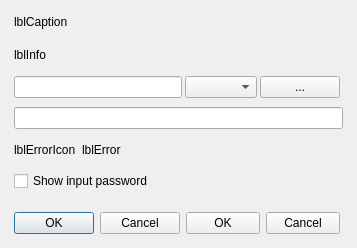
Above: src/plugins/gateways/addlegacyaccountdialog.ui from silvansky/Contacts before the change. Below: the same form after it.
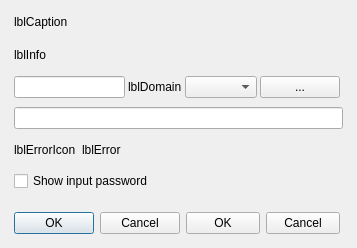
That is the form after the change.

Commit message: [#9874] Если у транспорта лишь один домен, он отображается в лэйбле.

```diff
--- a/src/plugins/gateways/addlegacyaccountdialog.ui
+++ b/src/plugins/gateways/addlegacyaccountdialog.ui
@@ -62,7 +62,7 @@
     </widget>
    </item>
    <item>
-    <layout class="QHBoxLayout" name="loginLayout">
+    <layout class="QHBoxLayout" name="loginLayout" stretch="0,0,0,0">
      <property name="spacing">
       <number>3</number>
      </property>
@@ -72,6 +72,13 @@
      <item>
       <widget class="QLineEdit" name="lneLogin"/>
      </item>
+     <item>
+      <widget class="QLabel" name="lblDomain">
+       <property name="text">
+        <string>lblDomain</string>
+       </property>
+      </widget>
+     </item>
      <item>
       <widget class="QComboBox" name="cmbDomains"/>
      </item>
```
The commit also changes 1 other file.
